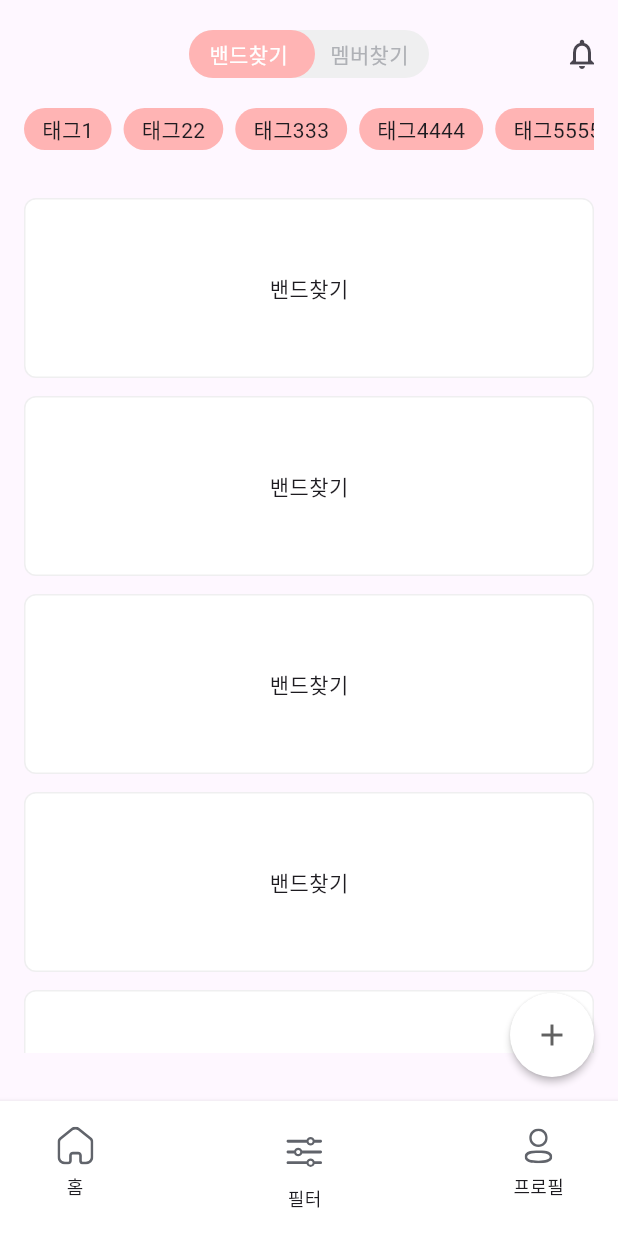
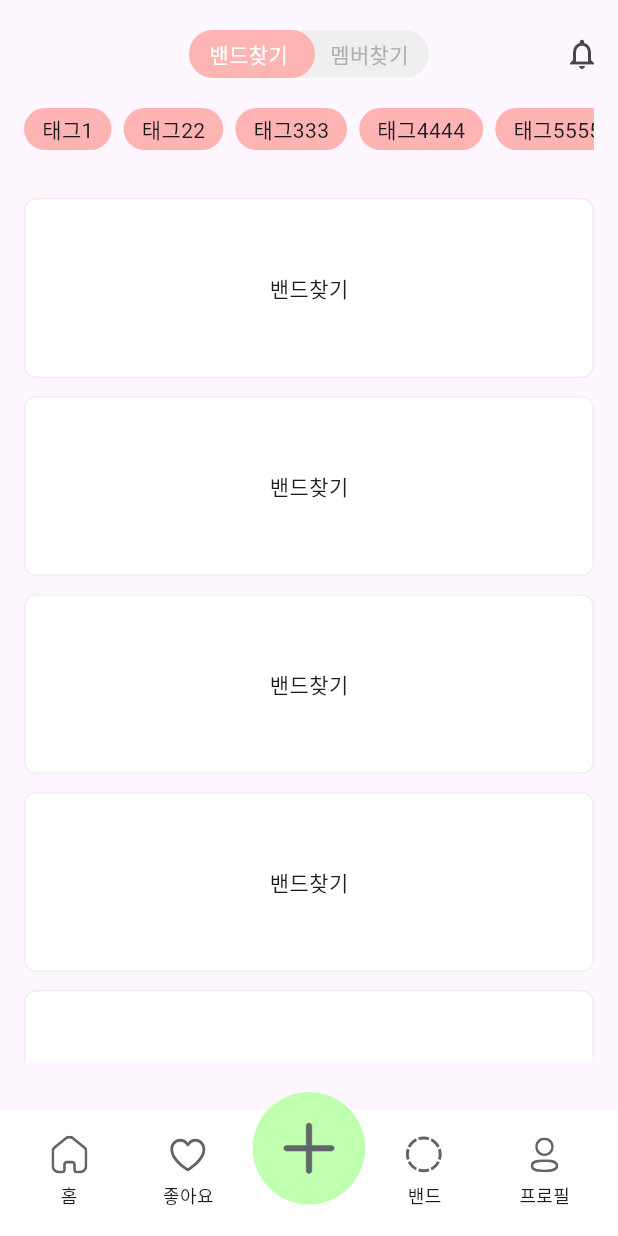
Before and after one commit to zigsong/lets-jam, a Flutter app: the screen it shows after launch, on a phone screen of 412 x 824 dp. Run offline on Flutter 3.47's test engine with Material 3 defaults, Android fonts, the phone set to English and light mode, and no system bars; our stand-ins replace flutter_dotenv, flutter_svg, image_picker, supabase_flutter; missing offline and left inert: kakao_flutter_sdk; accounts and stored records are empty; Roboto replaces fonts that are missing (Pretendard).

Commit message:
feat: 하단 내비게이션 바 수정

```diff
--- a/lib/screens/home_screen.dart
+++ b/lib/screens/home_screen.dart
@@ -1,7 +1,6 @@
 import 'package:flutter/material.dart';
 import 'package:flutter_svg/svg.dart';
 import 'package:lets_jam/screens/explore_screen.dart';
-import 'package:lets_jam/screens/post_screen.dart';
 import 'package:lets_jam/screens/profile_screen.dart';
 
 class HomeScreen extends StatefulWidget {
@@ -23,7 +22,8 @@ class _HomeScreenState extends State<HomeScreen> {
 
   final List<Widget> _widgetOptions = <Widget>[
     const ExploreScreen(),
-    const PostScreen(),
+    const ExploreScreen(),
+    const ProfileScreen(),
     const ProfileScreen()
   ];
 
@@ -33,15 +33,21 @@ class _HomeScreenState extends State<HomeScreen> {
     });
   }
 
-  void _onFilterButtonTapped() {
+  void _onLikeButtonTapped() {
     setState(() {
       _selectedIndex = 1;
     });
   }
 
+  void _onBandButtonTapped() {
+    setState(() {
+      _selectedIndex = 2;
+    });
+  }
+
   void _onProfileButtonTapped() {
     setState(() {
-      _selectedIndex = 2;
+      _selectedIndex = 3;
     });
   }
 
@@ -51,29 +57,21 @@ class _HomeScreenState extends State<HomeScreen> {
 
   @override
   Widget build(BuildContext context) {
-    var isHomeSelected = _selectedIndex == 0;
-    var isProfileSelected = _selectedIndex == 2;
-
     return Scaffold(
         /** @zigsong TODO: appbar height 정하기 */
         appBar: AppBar(
           toolbarHeight: 20,
         ),
         body: Center(child: _widgetOptions.elementAt(_selectedIndex)),
-        floatingActionButton: FloatingActionButton(
-          onPressed: _onAddButtonTapped,
-          shape:
-              RoundedRectangleBorder(borderRadius: BorderRadius.circular(50)),
-          foregroundColor: Colors.grey[700],
-          elevation: 2,
-          backgroundColor: Colors.white,
-          child: const Icon(Icons.add),
-        ),
-        bottomNavigationBar: BottomAppBar(
-          padding: const EdgeInsets.symmetric(horizontal: 36, vertical: 16),
-          height: 90,
+        bottomNavigationBar: Stack(
+          alignment: Alignment.center,
+          clipBehavior: Clip.none,
+          children: [
+            BottomAppBar(
+              padding: const EdgeInsets.symmetric(vertical: 16, horizontal: 32),
+              height: 84,
               color: Colors.white,
-          shadowColor: Colors.grey[700],
+              shape: const CircularNotchedRectangle(),
               notchMargin: 5,
               child: Row(
                 mainAxisSize: MainAxisSize.max,
@@ -82,20 +80,38 @@ class _HomeScreenState extends State<HomeScreen> {
                   BottomAppBarItem(
                       icon: SvgPicture.asset('assets/icons/home.svg'),
                       label: '홈',
-                onPressed: _onHomeButtonTapped,
-              ),
+                      onPressed: _onHomeButtonTapped),
                   BottomAppBarItem(
-                icon: SvgPicture.asset('assets/icons/filter.svg'),
-                label: '필터',
-                onPressed: _onFilterButtonTapped,
-              ),
+                      icon: SvgPicture.asset('assets/icons/like.svg'),
+                      label: '좋아요',
+                      onPressed: _onLikeButtonTapped),
+                  BottomAppBarItem(
+                      icon: SvgPicture.asset('assets/icons/band-temp.svg'),
+                      label: '',
+                      onPressed: _onLikeButtonTapped),
+                  BottomAppBarItem(
+                      icon: SvgPicture.asset('assets/icons/band-temp.svg'),
+                      label: '밴드',
+                      onPressed: _onBandButtonTapped),
                   BottomAppBarItem(
                       icon: SvgPicture.asset('assets/icons/profile.svg'),
                       label: '프로필',
-                onPressed: _onProfileButtonTapped,
-              )
+                      onPressed: _onProfileButtonTapped),
                 ],
               ),
+            ),
+            Positioned(
+                top: -12,
+                child: ElevatedButton(
+                  style: ElevatedButton.styleFrom(
+                      shape: const CircleBorder(),
+                      padding: const EdgeInsets.all(20),
+                      backgroundColor: const Color(0xffBFFFAF),
+                      elevation: 0),
+                  child: SvgPicture.asset('assets/icons/add.svg'),
+                  onPressed: () {},
+                ))
+          ],
         ));
   }
 }
```
Also changed, not shown: assets/icons/add.svg (added), assets/icons/band-temp.svg (added), assets/icons/like.svg (added). Lines whose indentation alone changed are shown as unchanged.
